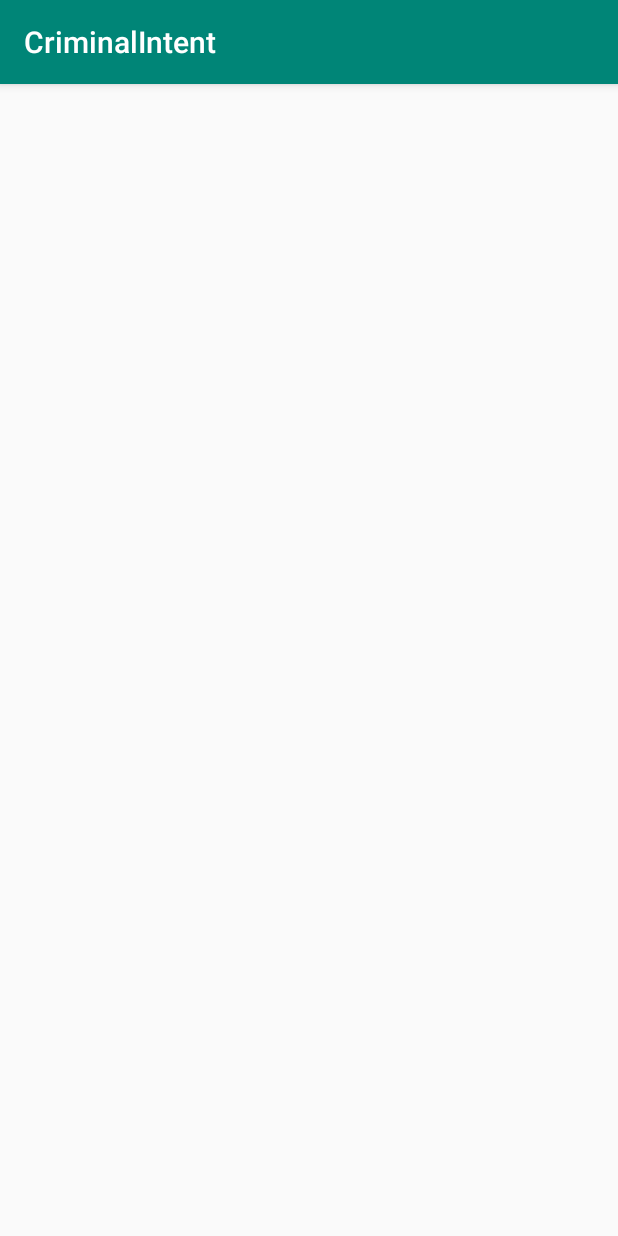
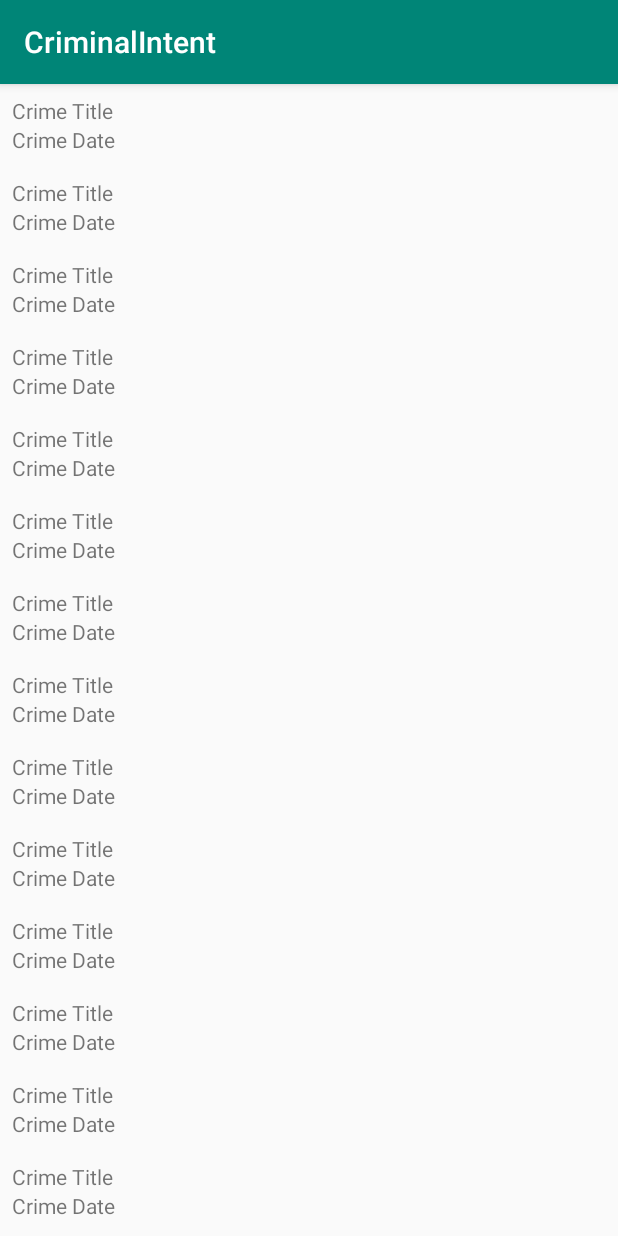
Before and after one commit to saronic/CrimeIntent, an Android app: the screen it shows after launch (CrimeListActivity), on a phone screen of 412 x 824 dp. Run offline under Robolectric (Android 15) with nearby library versions, the phone set to English and light mode, and no system bars.

Commit message:
能显示recyclerview 内容

```diff
--- a/app/src/main/java/fei/li/criminalintent/CrimeFragment.java
+++ b/app/src/main/java/fei/li/criminalintent/CrimeFragment.java
@@ -4,6 +4,7 @@ import android.os.Bundle;
 import android.support.annotation.NonNull;
 import android.support.annotation.Nullable;
 import android.support.v4.app.Fragment;
+import android.support.v7.widget.RecyclerView;
 import android.text.Editable;
 import android.text.TextWatcher;
 import android.view.LayoutInflater;
@@ -13,6 +14,8 @@ import android.widget.Button;
 import android.widget.CheckBox;
 import android.widget.CompoundButton;
 import android.widget.EditText;
+
+import java.util.List;
 
 public class CrimeFragment extends Fragment {
     private Crime mCrime;
@@ -61,4 +64,5 @@ public class CrimeFragment extends Fragment {
 
         return v;
     }
+
 }
--- a/app/src/main/java/fei/li/criminalintent/CrimeListFragment.java
+++ b/app/src/main/java/fei/li/criminalintent/CrimeListFragment.java
@@ -10,16 +10,58 @@ import android.view.LayoutInflater;
 import android.view.View;
 import android.view.ViewGroup;
 
+import java.util.List;
+
 public class CrimeListFragment extends Fragment {
     private RecyclerView mCrimeRecyclerView;
+    private CrimeAdapter mCrimeAdapter;
 
     @Nullable
     @Override
     public View onCreateView(@NonNull LayoutInflater inflater, @Nullable ViewGroup container, @Nullable Bundle savedInstanceState) {
-        View v = inflater.inflate(R.layout.fragment_crime_list,container,false);
+        View v = inflater.inflate(R.layout.fragment_crime_list, container, false);
         mCrimeRecyclerView = v.findViewById(R.id.crime_recycler_view);
         mCrimeRecyclerView.setLayoutManager(new LinearLayoutManager(getContext()));
+        updateUI();
 
         return v;
     }
+
+    private void updateUI() {
+        List<Crime> crimes = CrimeLab.getLab(getContext()).getCrimes();
+        mCrimeAdapter = new CrimeAdapter(crimes);
+        mCrimeRecyclerView.setAdapter(mCrimeAdapter);
+    }
+
+    private class CrimeHolder extends RecyclerView.ViewHolder {
+
+        public CrimeHolder(LayoutInflater inflater, ViewGroup parent) {
+            super(inflater.inflate(R.layout.list_item_crime, parent, false));
+        }
+    }
+
+    private class CrimeAdapter extends RecyclerView.Adapter<CrimeHolder> {
+        private List<Crime> mCrimes;
+
+        public CrimeAdapter(List<Crime> crimes) {
+            mCrimes = crimes;
+        }
+
+        @NonNull
+        @Override
+        public CrimeHolder onCreateViewHolder(@NonNull ViewGroup viewGroup, int i) {
+
+            return new CrimeHolder(LayoutInflater.from(getContext()), viewGroup);
+        }
+
+        @Override
+        public void onBindViewHolder(@NonNull CrimeHolder crimeHolder, int i) {
+
+        }
+
+        @Override
+        public int getItemCount() {
+            return mCrimes.size();
+        }
+    }
 }
--- /dev/null
+++ b/app/src/main/res/layout/list_item_crime.xml
@@ -0,0 +1,19 @@
+<?xml version="1.0" encoding="utf-8"?>
+<LinearLayout xmlns:android="http://schemas.android.com/apk/res/android"
+    android:layout_width="match_parent"
+    android:layout_height="wrap_content"
+    android:orientation="vertical"
+    android:padding="8dp">
+
+    <TextView
+        android:id="@+id/crime_title"
+        android:layout_width="match_parent"
+        android:layout_height="wrap_content"
+        android:text="Crime Title" />
+
+    <TextView
+        android:id="@+id/crime_date"
+        android:layout_width="match_parent"
+        android:layout_height="wrap_content"
+        android:text="Crime Date" />
+</LinearLayout>
```
